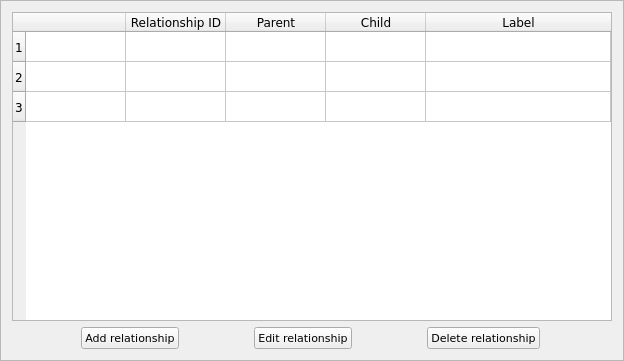
Old version of the form ui/relationship_config.ui in the repository CS4311-spring-2020/pick-tool-team14-keikaku.
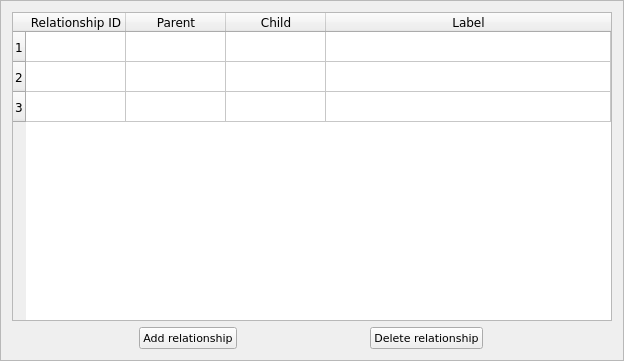
New version of the form.

Commit message: Improved robustness of directory pathing. Improved robustness of host name resolution. Created definitions file. Made adjustments to UI files. Remove icon config from main window.

Diff of the .ui file:
```diff
--- a/ui/relationship_config.ui
+++ b/ui/relationship_config.ui
@@ -48,7 +48,7 @@
       <enum>QAbstractScrollArea::AdjustToContentsOnFirstShow</enum>
      </property>
      <property name="columnCount">
-      <number>5</number>
+      <number>4</number>
      </property>
      <attribute name="horizontalHeaderShowSortIndicator" stdset="0">
       <bool>true</bool>
@@ -88,16 +88,6 @@
        </font>
       </property>
      </row>
-     <column>
-      <property name="text">
-       <string/>
-      </property>
-      <property name="font">
-       <font>
-        <family>Verdana</family>
-       </font>
-      </property>
-     </column>
      <column>
       <property name="text">
        <string>Relationship ID</string>
@@ -150,7 +140,7 @@
        <set>AlignCenter</set>
       </property>
      </column>
-     <item row="0" column="1">
+     <item row="0" column="0">
       <property name="text">
        <string/>
       </property>
@@ -158,7 +148,7 @@
        <set>AlignCenter</set>
       </property>
      </item>
-     <item row="0" column="3">
+     <item row="0" column="2">
       <property name="text">
        <string/>
       </property>
@@ -169,12 +159,12 @@
        <set>ItemIsSelectable|ItemIsEditable|ItemIsDragEnabled|ItemIsUserCheckable|ItemIsEnabled</set>
       </property>
      </item>
-     <item row="1" column="1">
+     <item row="1" column="0">
       <property name="text">
        <string/>
       </property>
      </item>
-     <item row="2" column="1">
+     <item row="2" column="0">
       <property name="text">
        <string/>
       </property>
@@ -201,24 +191,6 @@
        </property>
       </widget>
      </item>
-     <item>
-      <widget class="QPushButton" name="editRelationButton">
-       <property name="sizePolicy">
-        <sizepolicy hsizetype="Fixed" vsizetype="Fixed">
-         <horstretch>0</horstretch>
-         <verstretch>0</verstretch>
-        </sizepolicy>
-       </property>
-       <property name="font">
-        <font>
-         <pointsize>8</pointsize>
-        </font>
-       </property>
-       <property name="text">
-        <string>Edit relationship</string>
-       </property>
-      </widget>
-     </item>
      <item>
       <widget class="QPushButton" name="deleteRelationButton">
        <property name="sizePolicy">
```
The commit also changes 19 other files.
